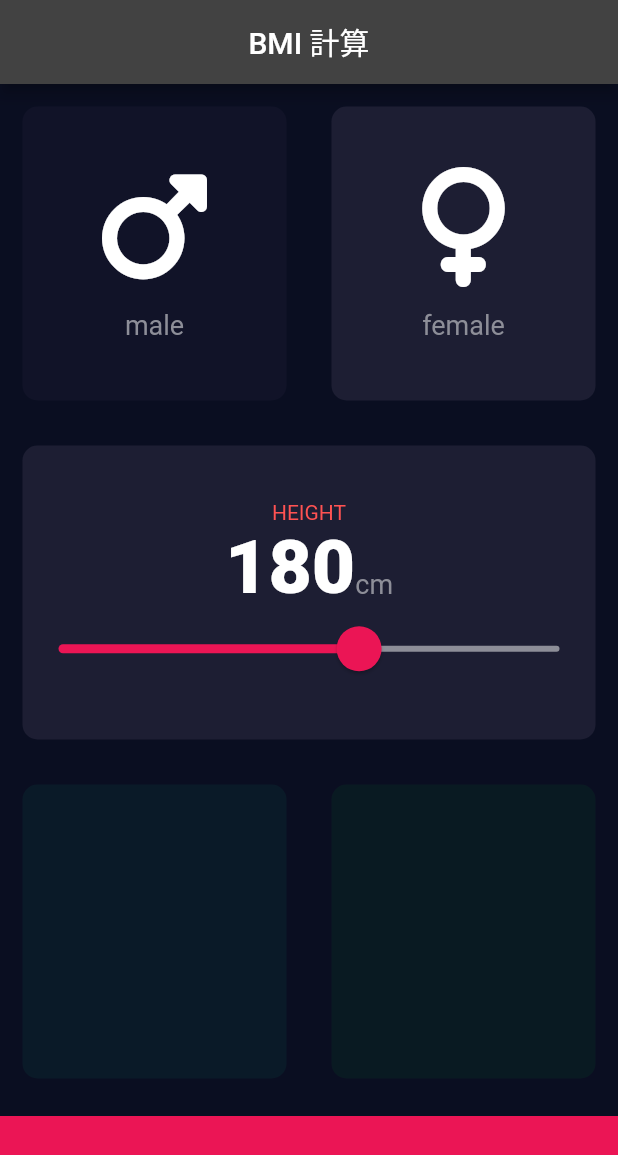
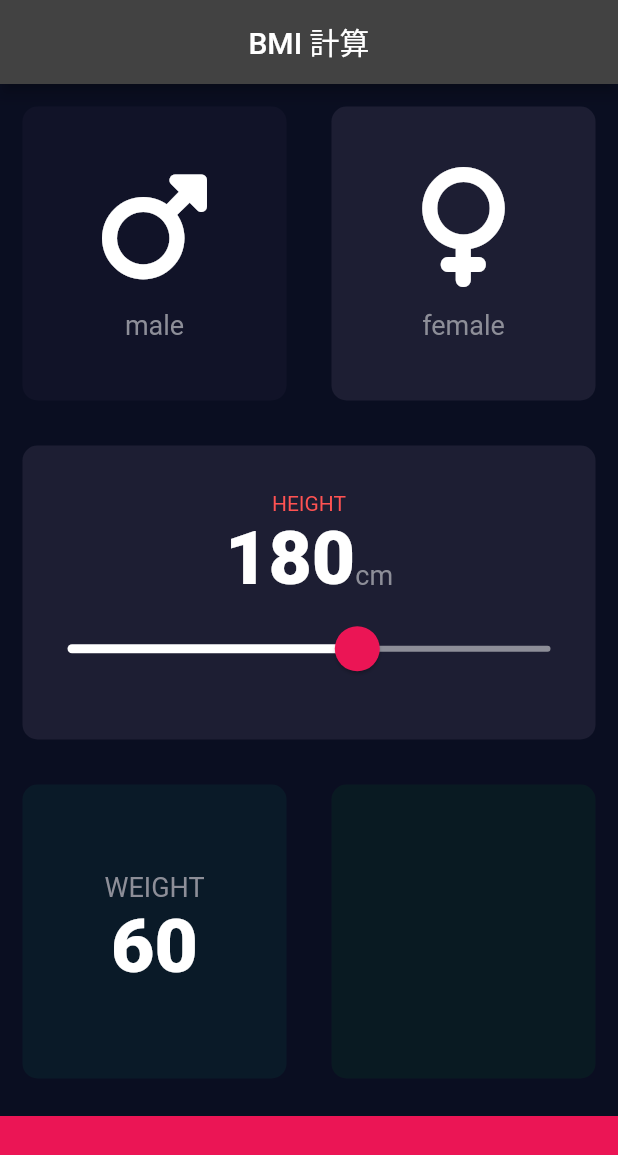
Before and after one commit to KYOHEI-jp/bmi_calculator, a Flutter app: the screen it shows after launch, on a phone screen of 412 x 824 dp. Shown: the top 1155 px of the screen. Run offline on Flutter 3.47's test engine with Material 2 defaults, Android fonts, the phone set to English and light mode, and no system bars; our stand-ins replace font_awesome_flutter.

Commit message:
Weight作成

```diff
--- a/lib/input_page.dart
+++ b/lib/input_page.dart
@@ -20,6 +20,7 @@ class InputPage extends StatefulWidget {
 class _InputPageState extends State<InputPage> {
   Gender? selectedGender;
   int height = 180;
+  int weight = 60;
 
   @override
   Widget build(BuildContext context) {
@@ -104,13 +105,18 @@ class _InputPageState extends State<InputPage> {
                   ),
                   SliderTheme(
                     data: SliderTheme.of(context).copyWith(
-                      thumbShape: RoundSliderThumbShape(enabledThumbRadius: 15.0)
-                    ),
+                        inactiveTrackColor: Color(0xFF8D8E98),
+                        activeTrackColor: Colors.white,
+                        thumbColor: Color(0xFFEB1555),
+                        overlayColor: Color(0x29EB1555),
+                        thumbShape:
+                            RoundSliderThumbShape(enabledThumbRadius: 15.0),
+                        overlayShape:
+                            RoundSliderOverlayShape(overlayRadius: 30.0)),
                     child: Slider(
                       value: height.toDouble(),
                       min: 120.0,
                       max: 220.0,
-                      activeColor: Color(0xFFEB1555),
                       inactiveColor: Color(0xFF8D8E98),
                       label: _currentSliderValue.round().toString(),
                       onChanged: (double newValue) {
@@ -131,7 +137,19 @@ class _InputPageState extends State<InputPage> {
                 Expanded(
                   child: ReusableCard(
                     colour: Color(0xF02DE99),
-                    cardChild: Column(),
+                    cardChild: Column(
+                      mainAxisAlignment: MainAxisAlignment.center,
+                      children: [
+                        Text(
+                          "WEIGHT",
+                          style: kLabelTextStyle,
+                        ),
+                        Text(
+                          weight.toString(),
+                          style: kNumberTextStyle,
+                        )
+                      ],
+                    ),
                     onPress: () {},
                   ),
                 ),
```
